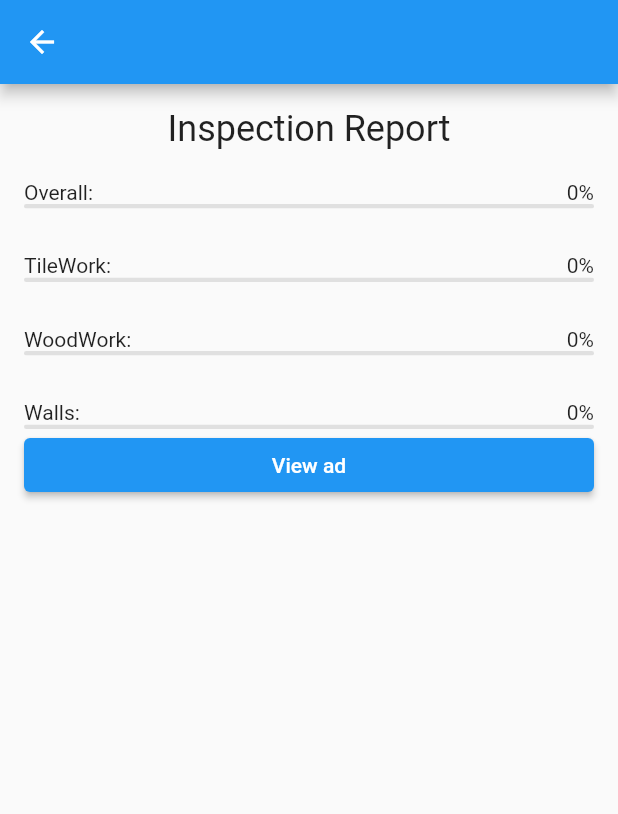
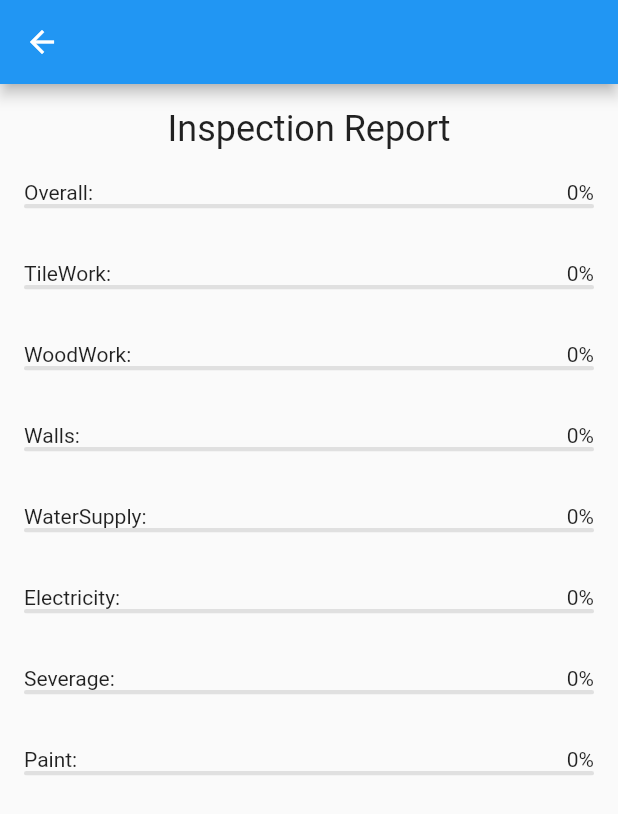
Before and after one commit to HashirHamid/RERM, a Flutter app: the InspectionReport screen opened directly with empty values, on a phone screen of 412 x 824 dp. Shown: the top 814 px of the screen. Run offline on Flutter 3.47's test engine with Material 2 defaults, Android fonts, the phone set to English and light mode, and no system bars; our stand-ins replace carousel_slider, curved_labeled_navigation_bar, firebase_auth, firebase_core, firebase_storage, flutter_rating_bar and 3 more; missing offline and left inert: email_otp; accounts and stored records are empty; network calls fail.

Commit message:
My fourth commit

```diff
--- a/lib/screens/inpection-report-screen.dart
+++ b/lib/screens/inpection-report-screen.dart
@@ -37,7 +37,7 @@ class InspectionReport extends StatelessWidget {
                   barW: barWidth,
                 ),
                 SizedBox(
-                  height: 30,
+                  height: 35,
                 ),
                 Row(
                   mainAxisAlignment: MainAxisAlignment.spaceBetween,
@@ -49,7 +49,7 @@ class InspectionReport extends StatelessWidget {
                   barW: barWidth,
                 ),
                 SizedBox(
-                  height: 30,
+                  height: 35,
                 ),
                 Row(
                   mainAxisAlignment: MainAxisAlignment.spaceBetween,
@@ -61,7 +61,7 @@ class InspectionReport extends StatelessWidget {
                   barW: barWidth,
                 ),
                 SizedBox(
-                  height: 30,
+                  height: 35,
                 ),
                 Row(
                   mainAxisAlignment: MainAxisAlignment.spaceBetween,
@@ -72,13 +72,57 @@ class InspectionReport extends StatelessWidget {
                   barH: barHeight,
                   barW: barWidth,
                 ),
-                Align(
-                  alignment: Alignment.bottomCenter,
-                  child: Container(
-                      width: MediaQuery.of(context).size.width,
-                      child: ElevatedButton(
-                          onPressed: () {}, child: Text("View ad"))),
-                )
+                SizedBox(
+                  height: 35,
+                ),
+                Row(
+                  mainAxisAlignment: MainAxisAlignment.spaceBetween,
+                  children: [Text("WaterSupply:"), Text('${Report.water!}%')],
+                ),
+                HorizontalBar(
+                  number: Report.tilework,
+                  barH: barHeight,
+                  barW: barWidth,
+                ),
+                SizedBox(
+                  height: 35,
+                ),
+                Row(
+                  mainAxisAlignment: MainAxisAlignment.spaceBetween,
+                  children: [
+                    Text("Electricity:"),
+                    Text('${Report.electricity!}%')
+                  ],
+                ),
+                HorizontalBar(
+                  number: Report.tilework,
+                  barH: barHeight,
+                  barW: barWidth,
+                ),
+                SizedBox(
+                  height: 35,
+                ),
+                Row(
+                  mainAxisAlignment: MainAxisAlignment.spaceBetween,
+                  children: [Text("Severage:"), Text('${Report.severage!}%')],
+                ),
+                HorizontalBar(
+                  number: Report.tilework,
+                  barH: barHeight,
+                  barW: barWidth,
+                ),
+                SizedBox(
+                  height: 35,
+                ),
+                Row(
+                  mainAxisAlignment: MainAxisAlignment.spaceBetween,
+                  children: [Text("Paint:"), Text('${Report.paint!}%')],
+                ),
+                HorizontalBar(
+                  number: Report.tilework,
+                  barH: barHeight,
+                  barW: barWidth,
+                ),
               ],
             ),
           ),
--- a/lib/screens/tab_screen.dart
+++ b/lib/screens/tab_screen.dart
@@ -104,11 +104,11 @@ class _BottomNavBarState extends State<BottomNavBar> {
                   ),
                   CurvedNavigationBarItem(
                     child: Icon(
-                      Icons.settings,
+                      Icons.miscellaneous_services,
                       size: 30,
                       color: Colors.white,
                     ),
-                    label: "My Receipt",
+                    label: "Account",
                     labelStyle: TextStyle(
                       color: Colors.white,
                     ),
```
Also changed, not shown: lib/providers/auth.dart (+80 -15 lines), lib/providers/products_provider.dart (+13 -8 lines), lib/screens/ad-details-screen.dart (+19 -23 lines), lib/screens/agreement.dart (+19 -4 lines), lib/screens/reports.dart (+4 -4 lines), lib/screens/settings-screen.dart (+41 -2 lines), 1 other file.
